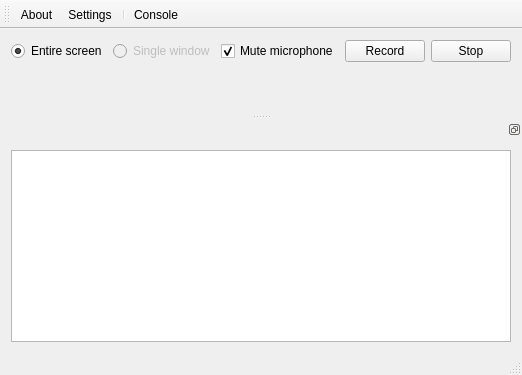
First picture: the form in mainwindow.ui, repository froksen/FDesktopRecorder, before the edit.
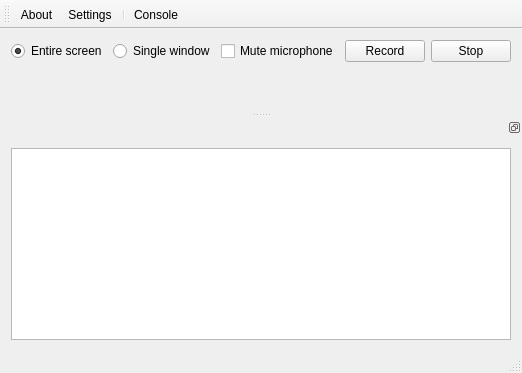
Second picture: the form after the edit. Icons and pictures are not drawn.

```diff
--- a/mainwindow.ui
+++ b/mainwindow.ui
@@ -6,8 +6,8 @@
    <rect>
     <x>0</x>
     <y>0</y>
-    <width>510</width>
-    <height>375</height>
+    <width>508</width>
+    <height>373</height>
    </rect>
   </property>
   <property name="sizePolicy">
@@ -43,7 +43,13 @@
       <item row="0" column="2">
        <widget class="QRadioButton" name="radioButtonSinglewindow">
         <property name="enabled">
-         <bool>false</bool>
+         <bool>true</bool>
+        </property>
+        <property name="toolTip">
+         <string extracomment="dsfdsfds">When you start the recording, you will have to choose the window that you want to record</string>
+        </property>
+        <property name="statusTip">
+         <string>Record a single window or screen.</string>
         </property>
         <property name="text">
          <string>Single window</string>
@@ -83,7 +89,7 @@
          <string>Mute microphone</string>
         </property>
         <property name="checked">
-         <bool>true</bool>
+         <bool>false</bool>
         </property>
        </widget>
       </item>
```
Left out of the diff: 43 changed lines with no effect on the pictures.
